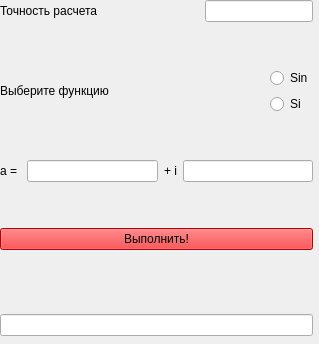
Old version of the form interface.ui in the repository porofieff/oop_prak7.
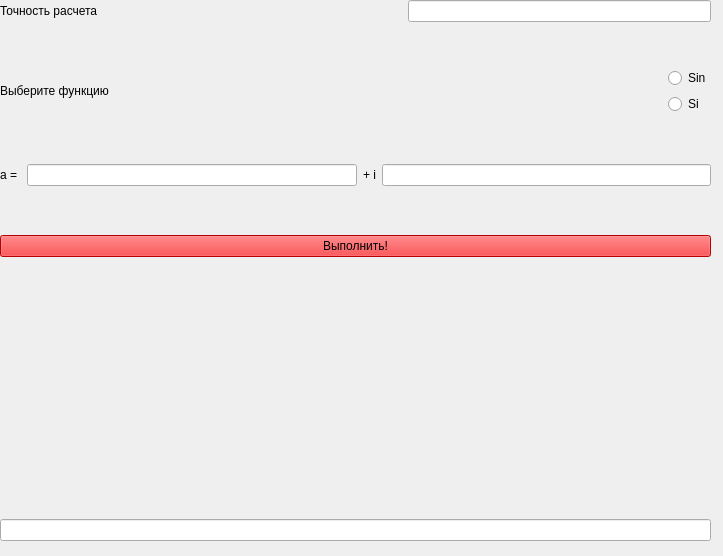
New version of the form.

What changed in the file:
```diff
--- a/interface.ui
+++ b/interface.ui
@@ -6,8 +6,8 @@
    <rect>
     <x>0</x>
     <y>0</y>
-    <width>319</width>
-    <height>344</height>
+    <width>723</width>
+    <height>556</height>
    </rect>
   </property>
   <property name="cursor">
@@ -24,8 +24,8 @@
     <rect>
      <x>0</x>
      <y>0</y>
-     <width>313</width>
-     <height>336</height>
+     <width>711</width>
+     <height>541</height>
     </rect>
    </property>
    <layout class="QGridLayout" name="gridLayout_8">
```
Left out of the diff: 9 changed lines with no effect on the pictures.
